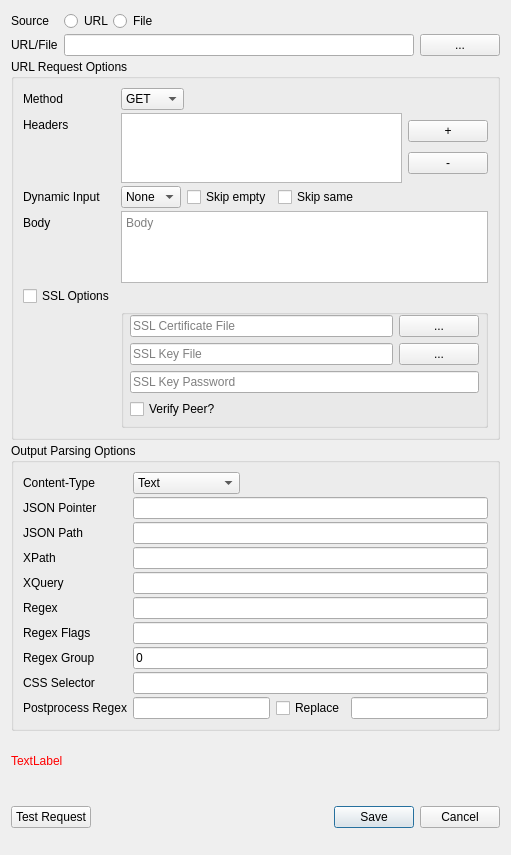
This is src/ui/requestbuilder.ui in locaal-ai/obs-urlsource as Qt 5 draws it before an edit. The edited form follows.
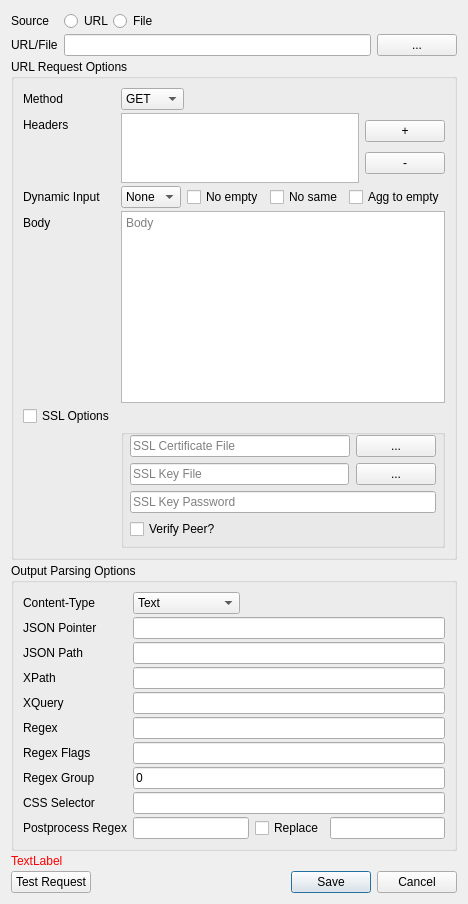
This is the edited form.

Commit message:
Add aggregate to empty and binary data (#52)
* Add agg to empty and binary data

* lint

* lint again

* moar lint

```diff
--- a/src/ui/requestbuilder.ui
+++ b/src/ui/requestbuilder.ui
@@ -2,20 +2,6 @@
 <ui version="4.0">
  <class>RequestBuilder</class>
  <widget class="QDialog" name="RequestBuilder">
-  <property name="geometry">
-   <rect>
-    <x>0</x>
-    <y>0</y>
-    <width>511</width>
-    <height>855</height>
-   </rect>
-  </property>
-  <property name="sizePolicy">
-   <sizepolicy hsizetype="Preferred" vsizetype="MinimumExpanding">
-    <horstretch>0</horstretch>
-    <verstretch>0</verstretch>
-   </sizepolicy>
-  </property>
   <property name="windowTitle">
    <string>Dialog</string>
   </property>
@@ -141,6 +127,12 @@
    </item>
    <item>
     <widget class="QGroupBox" name="urlRequestOptionsGroup">
+     <property name="sizePolicy">
+      <sizepolicy hsizetype="Preferred" vsizetype="Preferred">
+       <horstretch>0</horstretch>
+       <verstretch>0</verstretch>
+      </sizepolicy>
+     </property>
      <property name="title">
       <string>URL Request Options</string>
      </property>
@@ -294,28 +286,38 @@
          <item>
           <widget class="QCheckBox" name="obsTextSourceEnabledCheckBox">
            <property name="text">
-            <string>Skip empty</string>
+            <string>No empty</string>
            </property>
           </widget>
          </item>
          <item>
           <widget class="QCheckBox" name="obsTextSourceSkipSameCheckBox">
            <property name="text">
-            <string>Skip same</string>
+            <string>No same</string>
+           </property>
+          </widget>
+         </item>
+         <item>
+          <widget class="QCheckBox" name="aggToEmpty">
+           <property name="toolTip">
+            <string>Aggregate the input until empty is found, then use the aggregate value for the request.</string>
+           </property>
+           <property name="text">
+            <string>Agg to empty</string>
            </property>
           </widget>
          </item>
         </layout>
        </widget>
       </item>
-      <item row="6" column="0">
+      <item row="7" column="0">
        <widget class="QLabel" name="label_6">
         <property name="text">
          <string/>
         </property>
        </widget>
       </item>
-      <item row="6" column="1">
+      <item row="7" column="1">
        <widget class="QGroupBox" name="sslOptionsGroup">
         <property name="title">
          <string/>
@@ -393,7 +395,7 @@
            </property>
            <layout class="QHBoxLayout" name="horizontalLayout_6" stretch="0,0">
             <property name="spacing">
-             <number>-1</number>
+             <number>7</number>
             </property>
             <property name="leftMargin">
              <number>0</number>
@@ -441,24 +443,21 @@
         </layout>
        </widget>
       </item>
-      <item row="3" column="0">
+      <item row="4" column="0">
        <widget class="QLabel" name="label_16">
         <property name="text">
          <string>Body</string>
         </property>
        </widget>
       </item>
-      <item row="3" column="1">
+      <item row="4" column="1">
        <widget class="QTextEdit" name="bodyTextEdit">
         <property name="sizePolicy">
-         <sizepolicy hsizetype="Expanding" vsizetype="Fixed">
+         <sizepolicy hsizetype="Expanding" vsizetype="Expanding">
           <horstretch>0</horstretch>
-          <verstretch>0</verstretch>
+          <verstretch>1</verstretch>
          </sizepolicy>
         </property>
-        <property name="sizeAdjustPolicy">
-         <enum>QAbstractScrollArea::AdjustToContents</enum>
-        </property>
         <property name="acceptRichText">
          <bool>false</bool>
         </property>
@@ -467,7 +466,7 @@
         </property>
        </widget>
       </item>
-      <item row="5" column="0">
+      <item row="6" column="0">
        <widget class="QCheckBox" name="sslOptionsCheckbox">
         <property name="text">
          <string>SSL Options</string>
@@ -479,6 +478,12 @@
    </item>
    <item>
     <widget class="QGroupBox" name="outputGroupBox">
+     <property name="sizePolicy">
+      <sizepolicy hsizetype="Preferred" vsizetype="Fixed">
+       <horstretch>0</horstretch>
+       <verstretch>0</verstretch>
+      </sizepolicy>
+     </property>
      <property name="title">
       <string>Output Parsing Options</string>
      </property>
@@ -489,6 +494,13 @@
       <property name="verticalSpacing">
        <number>3</number>
       </property>
+      <item row="0" column="0">
+       <widget class="QLabel" name="label_7">
+        <property name="text">
+         <string>Content-Type</string>
+        </property>
+       </widget>
+      </item>
       <item row="0" column="1">
        <widget class="QComboBox" name="outputTypeComboBox">
         <property name="sizePolicy">
@@ -502,6 +514,16 @@
           <string>Text</string>
          </property>
         </item>
+        <item>
+         <property name="text">
+          <string>Image (data)</string>
+         </property>
+        </item>
+        <item>
+         <property name="text">
+          <string>Audio (data)</string>
+         </property>
+        </item>
         <item>
          <property name="text">
           <string>JSON</string>
@@ -524,13 +546,6 @@
         </item>
        </widget>
       </item>
-      <item row="0" column="0">
-       <widget class="QLabel" name="label_7">
-        <property name="text">
-         <string>Content-Type</string>
-        </property>
-       </widget>
-      </item>
       <item row="1" column="0">
        <widget class="QLabel" name="label_8">
         <property name="text">
@@ -609,6 +624,16 @@
         </property>
        </widget>
       </item>
+      <item row="8" column="0">
+       <widget class="QLabel" name="label_17">
+        <property name="text">
+         <string>CSS Selector</string>
+        </property>
+       </widget>
+      </item>
+      <item row="8" column="1">
+       <widget class="QLineEdit" name="cssSelectorLineEdit"/>
+      </item>
       <item row="9" column="0">
        <widget class="QLabel" name="label_15">
         <property name="text">
@@ -647,21 +672,17 @@
         </layout>
        </widget>
       </item>
-      <item row="8" column="0">
-       <widget class="QLabel" name="label_17">
-        <property name="text">
-         <string>CSS Selector</string>
-        </property>
-       </widget>
-      </item>
-      <item row="8" column="1">
-       <widget class="QLineEdit" name="cssSelectorLineEdit"/>
-      </item>
      </layout>
     </widget>
    </item>
    <item>
     <widget class="QLabel" name="errorMessageLabel">
+     <property name="sizePolicy">
+      <sizepolicy hsizetype="Preferred" vsizetype="Fixed">
+       <horstretch>0</horstretch>
+       <verstretch>0</verstretch>
+      </sizepolicy>
+     </property>
      <property name="styleSheet">
       <string notr="true">QLabel { color : red; }</string>
      </property>
@@ -672,6 +693,12 @@
    </item>
    <item>
     <widget class="QWidget" name="widget_7" native="true">
+     <property name="sizePolicy">
+      <sizepolicy hsizetype="Preferred" vsizetype="Fixed">
+       <horstretch>0</horstretch>
+       <verstretch>0</verstretch>
+      </sizepolicy>
+     </property>
      <layout class="QGridLayout" name="gridLayout">
       <property name="leftMargin">
        <number>0</number>
```
The commit also changes 8 other files.
